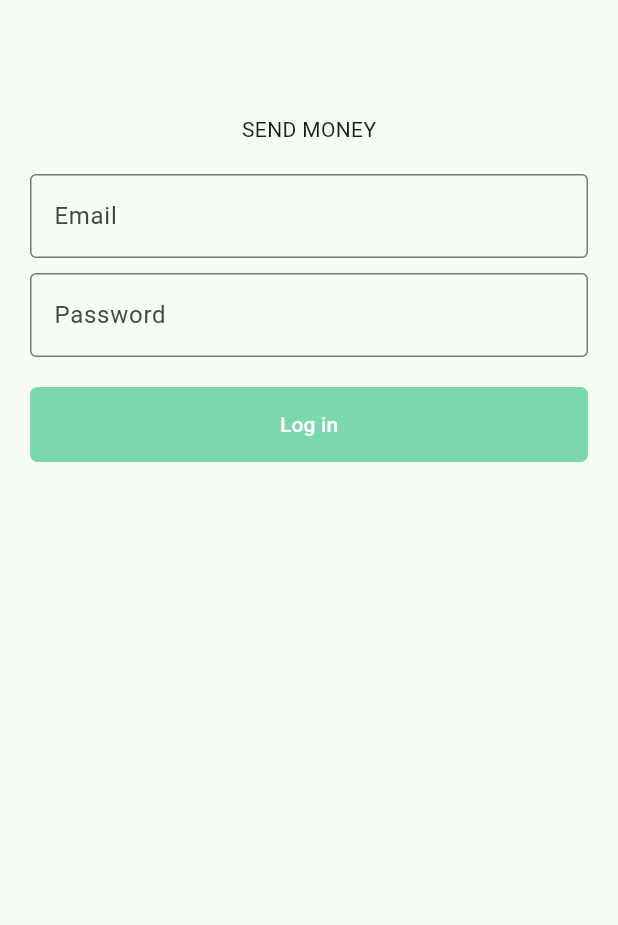
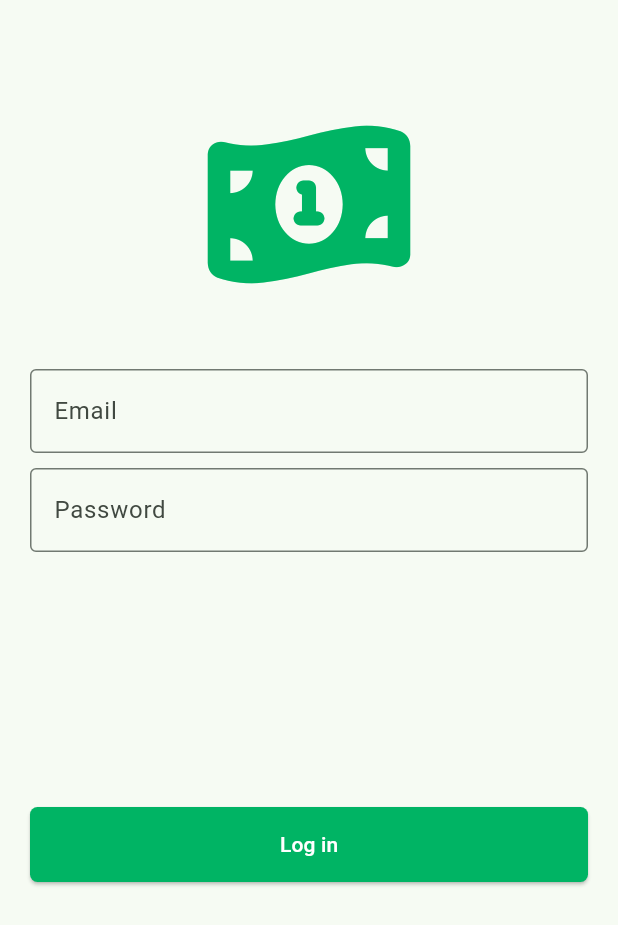
Before and after one commit to myteddy15/send_money_app, a Flutter app: the screen it shows after launch, on a phone screen of 412 x 824 dp. Shown: the top 925 px of the screen. Run offline on Flutter 3.47's test engine with Material 3 defaults, Android fonts, the phone set to English and light mode, and no system bars; our stand-ins replace font_awesome_flutter.

Commit message:
Create dashboard screen

```diff
--- a/lib/main.dart
+++ b/lib/main.dart
@@ -1,4 +1,6 @@
 import 'package:flutter/material.dart';
+import 'package:send_money_app/utils/nav_routes.dart';
+import 'package:send_money_app/views/screens/dashboard.dart';
 import 'package:send_money_app/views/screens/login_screen.dart';
 
 void main() {
@@ -14,7 +16,7 @@ class MyApp extends StatelessWidget {
     return MaterialApp(
       title: 'Flutter Demo',
       theme: ThemeData(
-        colorScheme: ColorScheme.fromSeed(seedColor: const Color(0xff2ff29e)),
+        colorScheme: ColorScheme.fromSeed(seedColor: const Color(0xff00b464)),
         elevatedButtonTheme: ElevatedButtonThemeData(
           style: ElevatedButton.styleFrom(
             backgroundColor: const Color(0xff00b464),
@@ -26,9 +28,16 @@ class MyApp extends StatelessWidget {
             )
           )
         ),
-        useMaterial3: true,
+        iconTheme: const IconThemeData().copyWith(
+          color: const Color(0xff00b464)
+        ),
+        useMaterial3: true
       ),
-      home: const LoginScreen(),
+      initialRoute: NavRoutes.login,
+      routes: {
+        NavRoutes.login: (context) => const LoginScreen(),
+        NavRoutes.dashboard :(context) => const DashboardScreen()
+      },
     );
   }
 }
--- /dev/null
+++ b/lib/utils/nav_routes.dart
@@ -0,0 +1,6 @@
+class NavRoutes {
+  static const String login = "/login";
+  static const String dashboard = "/dashboard";
+  static const String transferMoney = "/transferMoney";
+  static const String transactionHistory = "/transactionHistory";
+}
--- a/lib/views/screens/login_screen.dart
+++ b/lib/views/screens/login_screen.dart
@@ -1,4 +1,6 @@
 import 'package:flutter/material.dart';
+import 'package:font_awesome_flutter/font_awesome_flutter.dart';
+import 'package:send_money_app/utils/nav_routes.dart';
 
 class LoginScreen extends StatefulWidget {
   const LoginScreen({super.key});
@@ -24,8 +26,10 @@ class _LoginScreenState extends State<LoginScreen> {
           crossAxisAlignment: CrossAxisAlignment.center,
           mainAxisAlignment: MainAxisAlignment.start,
           children: [
-            const Text("SEND MONEY"),
-            const SizedBox(height: 20),
+            const FaIcon(
+              FontAwesomeIcons.moneyBill1Wave,
+              size: 120),
+            const SizedBox(height: 50),
             TextField(
               controller: usernameController,
               decoration: InputDecoration(
@@ -45,13 +49,15 @@ class _LoginScreenState extends State<LoginScreen> {
                 )
               ),
             ),
-            const SizedBox(height: 20),
-            const SizedBox(
+            const SizedBox(height: 170),
+            SizedBox(
               width: double.infinity,
               height: 50,
               child: ElevatedButton(
-                onPressed: null,
-                child: Text("Log in")),
+                onPressed: () {
+                  Navigator.pushReplacementNamed(context, NavRoutes.dashboard);
+                },
+                child: const Text("Log in")),
             )
           ],
         ),
```
Also changed, not shown: lib/views/screens/dashboard.dart (added, +97 -0 lines).
